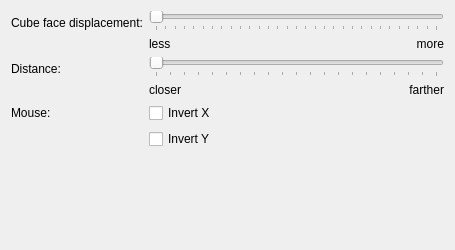
Above: src/kcm/cubeeffectkcm.ui from zzag/kwin-effects-cube before the change. Below: the same form after it.
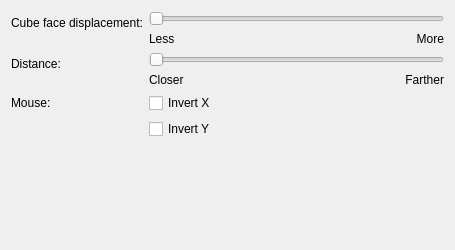
That is the form after the change. Custom widgets are drawn as their Qt base class.

Commit message: Remove slider ticks in the config

```diff
--- a/src/kcm/cubeeffectkcm.ui
+++ b/src/kcm/cubeeffectkcm.ui
@@ -39,12 +39,6 @@
        <property name="orientation">
         <enum>Qt::Horizontal</enum>
        </property>
-       <property name="tickPosition">
-        <enum>QSlider::TicksBelow</enum>
-       </property>
-       <property name="tickInterval">
-        <number>10</number>
-       </property>
       </widget>
      </item>
      <item row="1" column="0">
@@ -56,7 +50,7 @@
         </sizepolicy>
        </property>
        <property name="text">
-        <string>less</string>
+        <string>Less</string>
        </property>
       </widget>
      </item>
@@ -69,7 +63,7 @@
         </sizepolicy>
        </property>
        <property name="text">
-        <string>more</string>
+        <string>More</string>
        </property>
        <property name="alignment">
         <set>Qt::AlignRight|Qt::AlignTrailing|Qt::AlignVCenter</set>
@@ -87,19 +81,6 @@
    </item>
    <item row="1" column="1">
     <layout class="QGridLayout" name="gridLayout_2">
-     <item row="1" column="0">
-      <widget class="QLabel" name="label_closer">
-       <property name="sizePolicy">
-        <sizepolicy hsizetype="Expanding" vsizetype="Preferred">
-         <horstretch>0</horstretch>
-         <verstretch>0</verstretch>
-        </sizepolicy>
-       </property>
-       <property name="text">
-        <string>closer</string>
-       </property>
-      </widget>
-     </item>
      <item row="0" column="0" colspan="2">
       <widget class="QSlider" name="kcfg_DistanceFactor">
        <property name="minimum">
@@ -111,11 +92,18 @@
        <property name="orientation">
         <enum>Qt::Horizontal</enum>
        </property>
-       <property name="tickPosition">
-        <enum>QSlider::TicksBelow</enum>
+      </widget>
+     </item>
+     <item row="1" column="0">
+      <widget class="QLabel" name="label_closer">
+       <property name="sizePolicy">
+        <sizepolicy hsizetype="Expanding" vsizetype="Preferred">
+         <horstretch>0</horstretch>
+         <verstretch>0</verstretch>
+        </sizepolicy>
        </property>
-       <property name="tickInterval">
-        <number>10</number>
+       <property name="text">
+        <string>Closer</string>
        </property>
       </widget>
      </item>
@@ -128,7 +116,7 @@
         </sizepolicy>
        </property>
        <property name="text">
-        <string>farther</string>
+        <string>Farther</string>
        </property>
        <property name="alignment">
         <set>Qt::AlignRight|Qt::AlignTrailing|Qt::AlignVCenter</set>
```
Left out of the diff: 20 changed lines with no effect on the pictures.
